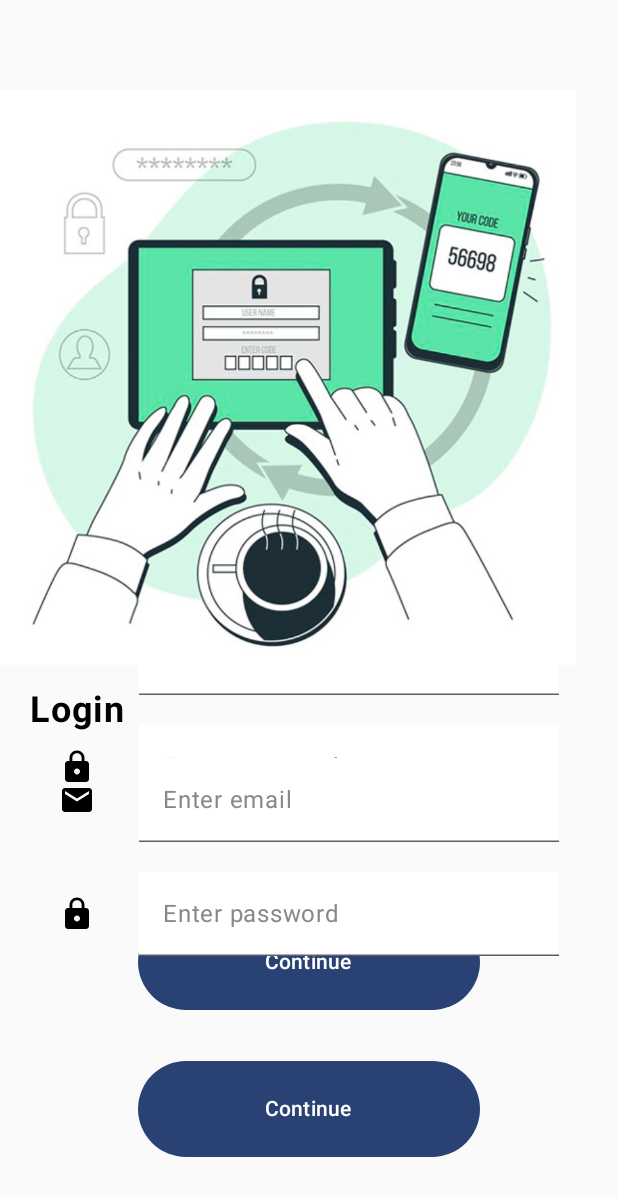
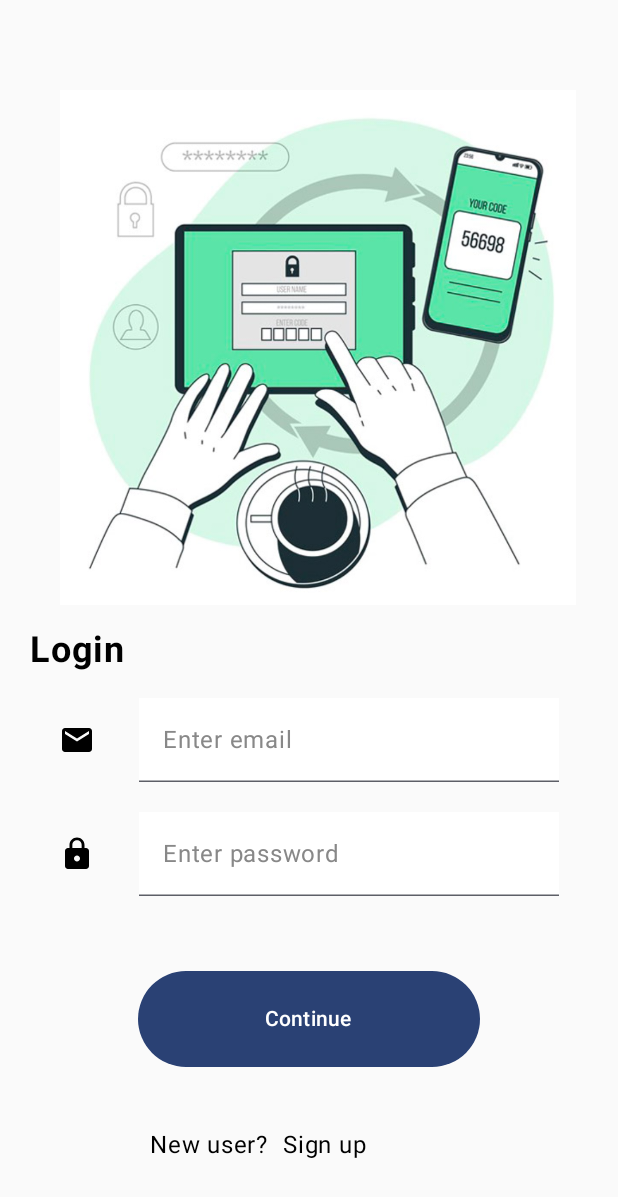
Before and after one commit to BogdanDohtarenko/Messenger, an Android app built with Jetpack Compose: the screen it shows after launch (MainActivity), on a phone screen of 412 x 824 dp. Shown: the top 1197 px of the screen. Run offline under Robolectric (Android 15) with nearby library versions, the phone set to English and light mode, and no system bars; our stand-ins replace livedata-compose.

Commit message:
login screen UI added

```diff
--- a/app/src/main/java/com/ideasapp/messenger/presentation/activities/MainActivity.kt
+++ b/app/src/main/java/com/ideasapp/messenger/presentation/activities/MainActivity.kt
@@ -24,20 +24,20 @@ class MainActivity : ComponentActivity() {
                 val emailState = signUpLoginViewModel.email.observeAsState("")
                 val usernameState = signUpLoginViewModel.username.observeAsState("")
                 val passwordState = signUpLoginViewModel.password.observeAsState("")
-                SignUpScreen(
-                    emailState.value,
-                    usernameState.value,
-                    passwordState.value,
-                    onEmailChange = { email -> signUpLoginViewModel.onEmailChange(email) },
-                    onUsernameChange = { username -> signUpLoginViewModel.onUsernameChange(username) },
-                    onPasswordChange = { password -> signUpLoginViewModel.onPasswordChange(password) },
-                    onBackButtonClick = {Log.d("MainActivity", "back button clicked")},
-                    onContinueButtonClick = {Log.d("MainActivity", "save button clicked")}
-                ).also {
-                    Log.d("MainActivity", signUpLoginViewModel.email.value.toString())
-                    Log.d("MainActivity", signUpLoginViewModel.username.value.toString())
-                    Log.d("MainActivity", signUpLoginViewModel.password.value.toString())
-                }
+//                SignUpScreen(
+//                    emailState.value,
+//                    usernameState.value,
+//                    passwordState.value,
+//                    onEmailChange = { email -> signUpLoginViewModel.onEmailChange(email) },
+//                    onUsernameChange = { username -> signUpLoginViewModel.onUsernameChange(username) },
+//                    onPasswordChange = { password -> signUpLoginViewModel.onPasswordChange(password) },
+//                    onBackButtonClick = {Log.d("MainActivity", "back button clicked")},
+//                    onContinueButtonClick = {Log.d("MainActivity", "save button clicked")}
+//                ).also {
+//                    Log.d("MainActivity", signUpLoginViewModel.email.value.toString())
+//                    Log.d("MainActivity", signUpLoginViewModel.username.value.toString())
+//                    Log.d("MainActivity", signUpLoginViewModel.password.value.toString())
+//                }
                 Login(
                     emailState.value,
                     passwordState.value,
--- a/app/src/main/java/com/ideasapp/messenger/presentation/ui/screens/LoginScreen.kt
+++ b/app/src/main/java/com/ideasapp/messenger/presentation/ui/screens/LoginScreen.kt
@@ -35,7 +35,7 @@ fun Login(
         Image(
             painter = painterResource(id = R.drawable.login_image) ,
             contentDescription = stringResource(id = R.string.login_image_description) ,
-            modifier = Modifier.padding(start = 0.dp, end = 28.dp, top = 60.dp)
+            modifier = Modifier.padding(start = 40.dp, end = 28.dp, top = 60.dp)
         )
         HeaderText(stringResource(id = R.string.login))
         EmailField(email, onEmailChange)
@@ -43,12 +43,22 @@ fun Login(
         Button(
             onClick = { onContinueButtonClick() },
             modifier = Modifier
-                .padding(top = 60.dp)
+                .padding(top = 40.dp)
                 .width(228.dp)
                 .height(64.dp)
                 .align(Alignment.CenterHorizontally)
         ) {
             Text(stringResource(id = R.string.continue_button))
         }
+        Row (
+            modifier = Modifier
+                .padding(top = 40.dp, start = 100.dp)
+        ) {
+            Text(stringResource(id = R.string.is_new_user))
+            Text(stringResource(id = R.string.sign_up),
+                modifier = Modifier
+                .padding(start = 10.dp)
+            )
+        }
     }
 }
--- a/app/src/main/res/values/strings.xml
+++ b/app/src/main/res/values/strings.xml
@@ -14,4 +14,7 @@
     <string name="enter_username">Enter username</string>
     <string name="enter_password">Enter password</string>
     <string name="continue_button">Continue</string>
+    <string name="is_new_user">New user?</string>
+
+
 </resources>
```
